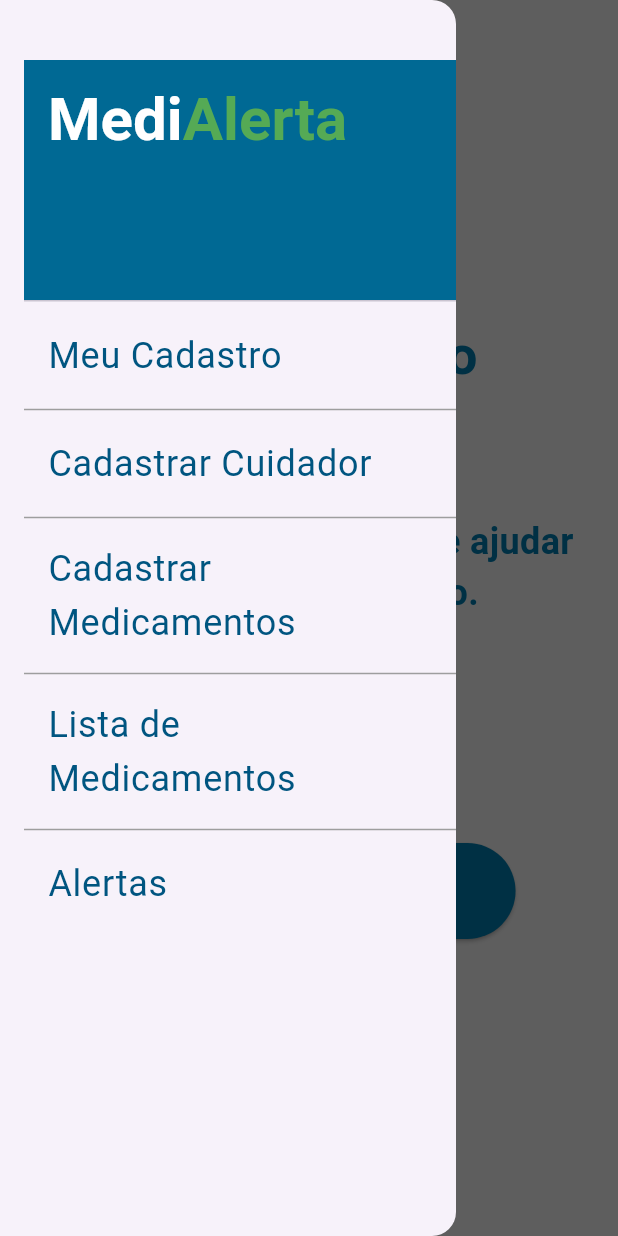
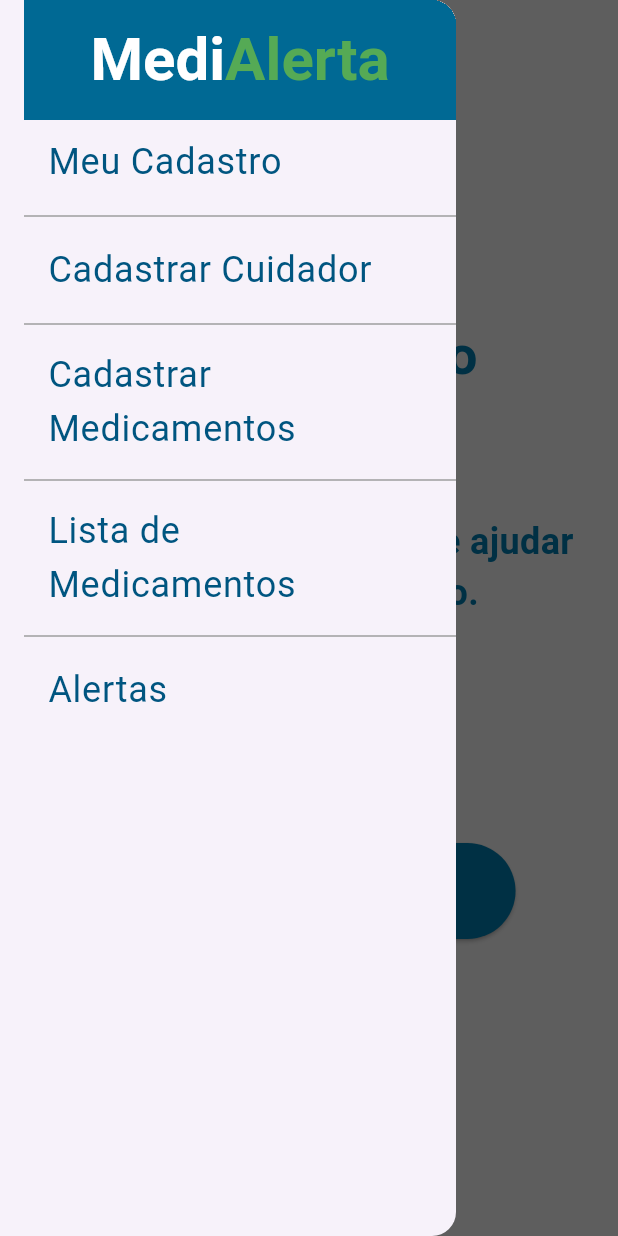
Before and after one commit to ClauGian/meu_app_medicamentos, a Flutter app: the HomeScreen screen opened directly, with the side drawer open, on a phone screen of 412 x 824 dp. Run offline on Flutter 3.47's test engine with Material 3 defaults, Android fonts, the phone set to English and light mode, and no system bars; our stand-ins replace firebase_core, image_picker, sqflite; accounts and stored records are empty.

Commit message:
Adequando o menu

```diff
--- a/lib/screens/home_screen.dart
+++ b/lib/screens/home_screen.dart
@@ -55,12 +55,14 @@ class HomeScreen extends StatelessWidget {
       ),
       drawer: Drawer(
         child: ListView(
-          padding: const EdgeInsets.only(top: 40.0, left: 16.0),
+          padding: const EdgeInsets.only(left: 16.0), // Removi o top: 40.0 pra não somar espaço
           children: [
-            DrawerHeader(
+            Container(
+              height: 80, // Altura fixa, menor que o DrawerHeader padrão
               decoration: const BoxDecoration(
                 color: Color.fromRGBO(0, 105, 148, 1),
               ),
+              child: Center(
                 child: RichText(
                   text: const TextSpan(
                     children: [
@@ -68,7 +70,7 @@ class HomeScreen extends StatelessWidget {
                         text: 'Medi',
                         style: TextStyle(
                           color: Colors.white,
-                        fontSize: 40, // Aumentado de 36 para 40
+                          fontSize: 40,
                           fontWeight: FontWeight.bold,
                         ),
                       ),
@@ -76,11 +78,12 @@ class HomeScreen extends StatelessWidget {
                         text: 'Alerta',
                         style: TextStyle(
                           color: Color.fromRGBO(85, 170, 85, 1),
-                        fontSize: 40, // Aumentado de 36 para 40
+                          fontSize: 40,
                           fontWeight: FontWeight.bold,
                         ),
                       ),
                     ],
+                  ),
                 ),
               ),
             ),
@@ -89,7 +92,7 @@ class HomeScreen extends StatelessWidget {
                 'Meu Cadastro',
                 style: TextStyle(
                   color: Color.fromRGBO(0, 85, 128, 1),
-                  fontSize: 24, // Aumentado de 20 para 24
+                  fontSize: 24,
                 ),
               ),
               onTap: () {
@@ -99,13 +102,13 @@ class HomeScreen extends StatelessWidget {
                 );
               },
             ),
-            const Divider(color: Colors.grey), // Linha separadora
+            const Divider(color: Colors.grey),
             ListTile(
               title: const Text(
                 'Cadastrar Cuidador',
                 style: TextStyle(
                   color: Color.fromRGBO(0, 85, 128, 1),
-                  fontSize: 24, // Aumentado de 20 para 24
+                  fontSize: 24,
                 ),
               ),
               onTap: () {
@@ -115,13 +118,13 @@ class HomeScreen extends StatelessWidget {
                 );
               },
             ),
-            const Divider(color: Colors.grey), // Linha separadora
+            const Divider(color: Colors.grey),
             ListTile(
               title: const Text(
                 'Cadastrar Medicamentos',
                 style: TextStyle(
                   color: Color.fromRGBO(0, 85, 128, 1),
-                  fontSize: 24, // Aumentado de 20 para 24
+                  fontSize: 24,
                 ),
               ),
               onTap: () {
@@ -131,13 +134,13 @@ class HomeScreen extends StatelessWidget {
                 );
               },
             ),
-            const Divider(color: Colors.grey), // Linha separadora
+            const Divider(color: Colors.grey),
             ListTile(
               title: const Text(
                 'Lista de Medicamentos',
                 style: TextStyle(
                   color: Color.fromRGBO(0, 85, 128, 1),
-                  fontSize: 24, // Aumentado de 20 para 24
+                  fontSize: 24,
                 ),
               ),
               onTap: () async {
@@ -148,13 +151,13 @@ class HomeScreen extends StatelessWidget {
                 );
               },
             ),
-            const Divider(color: Colors.grey), // Linha separadora
+            const Divider(color: Colors.grey),
             ListTile(
               title: const Text(
                 'Alertas',
                 style: TextStyle(
                   color: Color.fromRGBO(0, 85, 128, 1),
-                  fontSize: 24, // Aumentado de 20 para 24
+                  fontSize: 24,
                 ),
               ),
               onTap: () {},
@@ -239,9 +242,18 @@ class HomeScreen extends StatelessWidget {
   Future<Database> getDatabase() async {
     return await openDatabase(
       path.join(await getDatabasesPath(), 'medications.db'),
-      onCreate: (db, version) {
-        return db.execute(
+      onCreate: (db, version) async {
+        // Tabela de medicamentos (já existia)
+        await db.execute(
           'CREATE TABLE medications(id INTEGER PRIMARY KEY, name TEXT, stock TEXT, type TEXT, dosage TEXT, frequency INTEGER, times TEXT, startDate TEXT, isContinuous INTEGER, imagePath TEXT)',
+        );
+        // Tabela de usuários
+        await db.execute(
+          'CREATE TABLE users(id INTEGER PRIMARY KEY, name TEXT, phone TEXT)',
+        );
+        // Tabela de cuidadores
+        await db.execute(
+          'CREATE TABLE caregivers(id INTEGER PRIMARY KEY, name TEXT, phone TEXT)',
         );
       },
       version: 1,
```
Also changed, not shown: flutter_02.png (added). Lines whose indentation alone changed are shown as unchanged.
